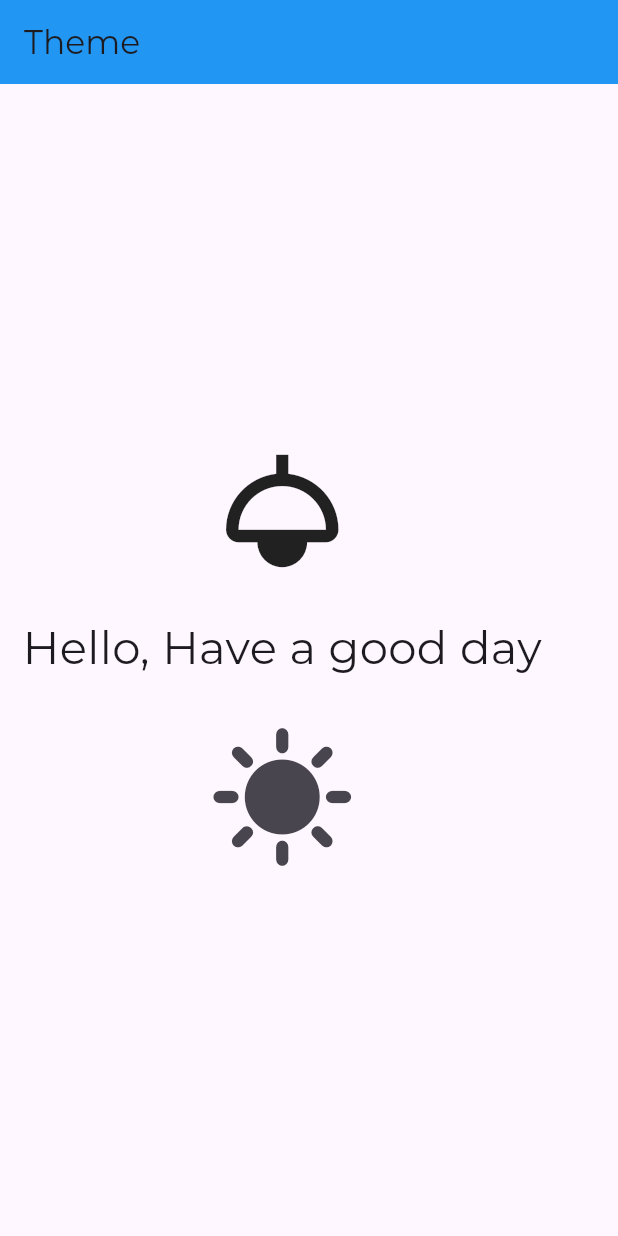
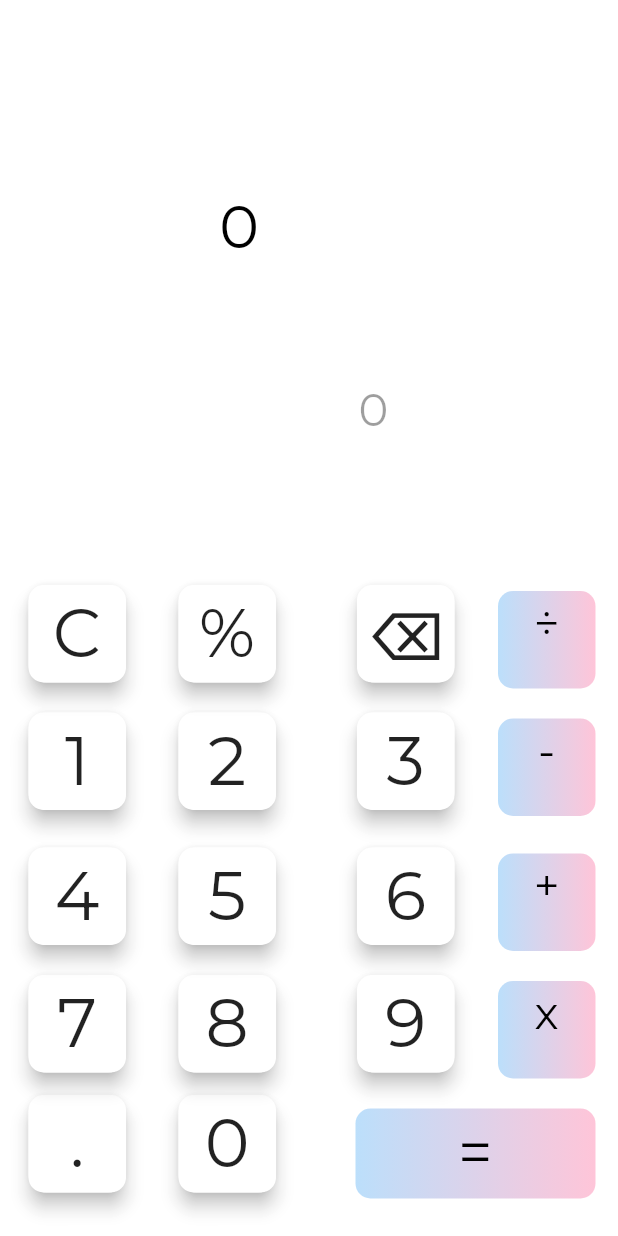
Before and after one commit to 1613-kg/firsttask, a Flutter app: the screen it shows after launch, on a phone screen of 412 x 824 dp. Run offline on Flutter 3.47's test engine with Material 2 defaults, Android fonts, the phone set to English and light mode, and no system bars; drawn by our look-alikes of auto_size_text; our stand-ins replace animated_splash_screen, carousel_slider, cloud_firestore, easy_localization, firebase_auth, firebase_core and 13 more; missing offline and left inert: circular_seek_bar, flutter_facebook_auth, loadmore; accounts and stored records are empty; project files that could hold a hidden picture were left out.

Commit message:
Calculator

```diff
--- a/lib/Day 13/Theme change/screens/homeChangeTheme.dart
+++ b/lib/Day 13/Theme change/screens/homeChangeTheme.dart
@@ -41,7 +41,9 @@ class _homeChangeThemeState extends State<homeChangeTheme> {
               ),
               IconButton(
                   onPressed: () {
-                    _themeManager.switchTheme();
+                    setState(() {
+                      _themeManager.switchTheme();
+                    });
                   },
                   icon: Icon(
                     Icons.sunny,
--- /dev/null
+++ b/lib/Day 14/Calculator/screens/homeCalculator.dart
@@ -0,0 +1,260 @@
+import 'package:auto_size_text/auto_size_text.dart';
+import 'package:firsttask/Day%2014/Calculator/widgets/equalButton.dart';
+import 'package:firsttask/Day%2014/Calculator/widgets/numberButton.dart';
+import 'package:firsttask/Day%2014/Calculator/widgets/operationButton.dart';
+import 'package:flutter/material.dart';
+import 'package:math_expressions/math_expressions.dart';
+
+class homeCalculator extends StatefulWidget {
+  const homeCalculator({super.key});
+
+  @override
+  State<homeCalculator> createState() => _homeCalculatorState();
+}
+
+class _homeCalculatorState extends State<homeCalculator> {
+  String equation = "0";
+  String ans = "0";
+  String expression = "";
+
+  buttonPressed(String buttonText) {
+    setState(() {
+      if (buttonText == 'C') {
+        equation = "";
+        ans = "0";
+      } else if (buttonText == "=") {
+        expression = equation;
+        equation = "=" + equation;
+        expression = expression.replaceAll('x', '*');
+        expression = expression.replaceAll('÷', '/');
+        try {
+          Parser p = Parser();
+          Expression exp = p.parse(expression);
+
+          ContextModel cm = ContextModel();
+          ans = '${exp.evaluate(EvaluationType.REAL, cm)}';
+        } catch (e) {
+          ans = "Error";
+        }
+      } else if (buttonText == "⌫") {
+        if (equation == "0")
+          equation = "0";
+        else
+          equation = equation.substring(0, equation.length - 1);
+      } else {
+        if (equation == "0") {
+          equation = buttonText;
+        } else {
+          if (equation[0] == '=')
+            equation = equation.substring(1, equation.length);
+          equation += buttonText;
+        }
+      }
+    });
+  }
+
+  @override
+  Widget build(BuildContext context) {
+    return Scaffold(
+      backgroundColor: Colors.white10.withOpacity(0.9),
+      body: Container(
+        margin: EdgeInsets.all(15),
+        child: Stack(children: [
+          Positioned(
+            top: 100,
+            child: Stack(
+              children: [
+                Container(
+                  height: 200,
+                  width: MediaQuery.sizeOf(context).width - 35,
+                  decoration: BoxDecoration(
+                      color: Colors.white,
+                      borderRadius: BorderRadius.all(Radius.circular(10))),
+                ),
+                Positioned(
+                  right: 40,
+                  bottom: 20,
+                  child: Column(
+                    children: [
+                      Container(
+                        height: 130,
+                        width: MediaQuery.sizeOf(context).width / 2,
+                        child: AutoSizeText(
+                          ans,
+                          style: TextStyle(color: Colors.black, fontSize: 40),
+                        ),
+                      ),
+                      Text(
+                        equation,
+                        style: TextStyle(color: Colors.black38, fontSize: 30),
+                      )
+                    ],
+                  ),
+                ),
+              ],
+            ),
+          ),
+          Positioned(
+              bottom: 10,
+              child: InkWell(
+                onTap: () => buttonPressed('.'),
+                child: numberButton(
+                  text: '.',
+                ),
+              )),
+          Positioned(
+              bottom: 90,
+              child: InkWell(
+                onTap: () => buttonPressed('7'),
+                child: numberButton(
+                  text: '7',
+                ),
+              )),
+          Positioned(
+              bottom: 175,
+              child: InkWell(
+                onTap: () => buttonPressed('4'),
+                child: numberButton(
+                  text: '4',
+                ),
+              )),
+          Positioned(
+              bottom: 265,
+              child: InkWell(
+                onTap: () => buttonPressed('1'),
+                child: numberButton(
+                  text: '1',
+                ),
+              )),
+          Positioned(
+              bottom: 350,
+              child: InkWell(
+                onTap: () => buttonPressed('C'),
+                child: numberButton(
+                  text: 'C',
+                ),
+              )),
+          Positioned(
+              bottom: 10,
+              left: 100,
+              child: InkWell(
+                onTap: () => buttonPressed('0'),
+                child: numberButton(
+                  text: '0',
+                ),
+              )),
+          Positioned(
+              bottom: 90,
+              left: 100,
+              child: InkWell(
+                onTap: () => buttonPressed('8'),
+                child: numberButton(
+                  text: '8',
+                ),
+              )),
+          Positioned(
+              bottom: 175,
+              left: 100,
+              child: InkWell(
+                onTap: () => buttonPressed('5'),
+                child: numberButton(
+                  text: '5',
+                ),
+              )),
+          Positioned(
+              bottom: 265,
+              left: 100,
+              child: InkWell(
+                onTap: () => buttonPressed('2'),
+                child: numberButton(
+                  text: '2',
+                ),
+              )),
+          Positioned(
+              left: 100,
+              bottom: 350,
+              child: InkWell(
+                onTap: () => buttonPressed('%'),
+                child: numberButton(
+                  text: '%',
+                ),
+              )),
+          Positioned(
+              right: 0,
+              bottom: 10,
+              child: InkWell(
+                  onTap: () => buttonPressed('='), child: equalButton())),
+          Positioned(
+              bottom: 90,
+              right: 0,
+              child: InkWell(
+                onTap: () => buttonPressed('x'),
+                child: operationButton(
+                  text: 'x',
+                ),
+              )),
+          Positioned(
+              bottom: 175,
+              right: 0,
+              child: InkWell(
+                onTap: () => buttonPressed('+'),
+                child: operationButton(
+                  text: '+',
+                ),
+              )),
+          Positioned(
+              bottom: 265,
+              right: 0,
+              child: InkWell(
+                onTap: () => buttonPressed('-'),
+                child: operationButton(
+                  text: '-',
+                ),
+              )),
+          Positioned(
+              bottom: 350,
+              right: 0,
+              child: InkWell(
+                onTap: () => buttonPressed('÷'),
+                child: operationButton(
+                  text: '÷',
+                ),
+              )),
+          Positioned(
+              bottom: 350,
+              right: 90,
+              child: InkWell(
+                  onTap: () => buttonPressed('⌫'),
+                  child: numberButton(text: '⌫'))),
+          Positioned(
+              bottom: 265,
+              right: 90,
+              child: InkWell(
+                onTap: () => buttonPressed('3'),
+                child: numberButton(
+                  text: '3',
+                ),
+              )),
+          Positioned(
+              bottom: 175,
+              right: 90,
+              child: InkWell(
+                onTap: () => buttonPressed('6'),
+                child: numberButton(
+                  text: '6',
+                ),
+              )),
+          Positioned(
+              bottom: 90,
+              right: 90,
+              child: InkWell(
+                onTap: () => buttonPressed('9'),
+                child: numberButton(
+                  text: '9',
+                ),
+              )),
+        ]),
+      ),
+    );
+  }
+}
--- /dev/null
+++ b/lib/Day 14/Calculator/widgets/equalButton.dart
@@ -0,0 +1,24 @@
+import 'package:flutter/material.dart';
+
+class equalButton extends StatelessWidget {
+  const equalButton({super.key});
+
+  @override
+  Widget build(BuildContext context) {
+    return Container(
+      height: 60,
+      width: 160,
+      child: Text(
+        "=",
+        textAlign: TextAlign.center,
+        style: TextStyle(color: Colors.black, fontSize: 40),
+      ),
+      decoration: BoxDecoration(
+          gradient: LinearGradient(colors: [
+            Colors.blue.withOpacity(0.3),
+            Colors.pinkAccent.withOpacity(0.3)
+          ]),
+          borderRadius: BorderRadius.circular(10)),
+    );
+  }
+}
--- /dev/null
+++ b/lib/Day 14/Calculator/widgets/numberButton.dart
@@ -0,0 +1,25 @@
+import 'package:flutter/material.dart';
+
+class numberButton extends StatelessWidget {
+  String text;
+  numberButton({super.key, required this.text});
+
+  @override
+  Widget build(BuildContext context) {
+    return Card(
+      color: Colors.white,
+      child: Container(
+        child: Text(
+          text,
+          textAlign: TextAlign.center,
+          style: TextStyle(fontSize: 45, color: Colors.black87),
+        ),
+        width: 65,
+        height: 65,
+        decoration: BoxDecoration(
+            color: Colors.white, borderRadius: BorderRadius.circular(10)),
+      ),
+      elevation: 5,
+    );
+  }
+}
--- /dev/null
+++ b/lib/Day 14/Calculator/widgets/operationButton.dart
@@ -0,0 +1,25 @@
+import 'package:flutter/material.dart';
+
+class operationButton extends StatelessWidget {
+  String text;
+  operationButton({super.key, required this.text});
+
+  @override
+  Widget build(BuildContext context) {
+    return Container(
+      child: Text(
+        text,
+        textAlign: TextAlign.center,
+        style: TextStyle(fontSize: 30, color: Colors.black),
+      ),
+      width: 65,
+      height: 65,
+      decoration: BoxDecoration(
+          gradient: LinearGradient(colors: [
+            Colors.blue.withOpacity(0.3),
+            Colors.pinkAccent.withOpacity(0.3)
+          ]),
+          borderRadius: BorderRadius.circular(10)),
+    );
+  }
+}
--- a/lib/main.dart
+++ b/lib/main.dart
@@ -6,6 +6,7 @@ import 'package:firsttask/Day%2011/Firebase%20Storage/screens/inputFromUser.dart
 import 'package:firsttask/Day%2013/Theme%20change/screens/homeChangeTheme.dart';
 import 'package:firsttask/Day%2013/Theme%20change/theme/theme_constants.dart';
 import 'package:firsttask/Day%2013/Theme%20change/theme/theme_manager.dart';
+import 'package:firsttask/Day%2014/Calculator/screens/homeCalculator.dart';
 import 'package:firsttask/Day%203/AlertDialog/screens/homeAlertDailog.dart';
 import 'package:firsttask/Day%203/DateTime/screens/homeDateTime.dart';
 import 'package:firsttask/Day%203/Drop%20Down/screens/homeDropDown.dart';
@@ -61,35 +62,10 @@ Future<void> main() async {
   );
 }
 
-class MyApp extends StatefulWidget {
+class MyApp extends StatelessWidget {
   const MyApp({super.key});
 
-  @override
-  State<MyApp> createState() => _MyAppState();
-}
-
-class _MyAppState extends State<MyApp> {
-  ThemeManager _themeManager = ThemeManager();
-  themeListener() {
-    if (mounted) {
-      setState(() {});
-    }
-  }
-
-  @override
-  void dispose() {
-    // TODO: implement dispose
-    _themeManager.removeListener(themeListener);
-    super.dispose();
-  }
-
-  @override
-  void initState() {
-    // TODO: implement initState
-    _themeManager.addListener(themeListener);
-    super.initState();
-  }
-
+  // ThemeManager _themeManager = ThemeManager();
   @override
   Widget build(BuildContext context) {
     return MaterialApp(
@@ -104,9 +80,9 @@ class _MyAppState extends State<MyApp> {
       // ),
       theme: lightTheme,
       darkTheme: darkTheme,
-      themeMode: _themeManager.currentTheme(),
+      themeMode: ThemeMode.system,
       debugShowCheckedModeBanner: false,
-      home: homeChangeTheme(),
+      home: homeCalculator(),
     );
   }
 }
--- a/pubspec.yaml
+++ b/pubspec.yaml
@@ -59,6 +59,8 @@ dependencies:
   cloud_firestore:
   firebase_storage: ^11.2.4
   easy_localization: ^3.0.0
+  math_expressions:
+  auto_size_text: ^3.0.0
 
 
 dev_dependencies:
```
Also changed, not shown: pubspec.lock.
